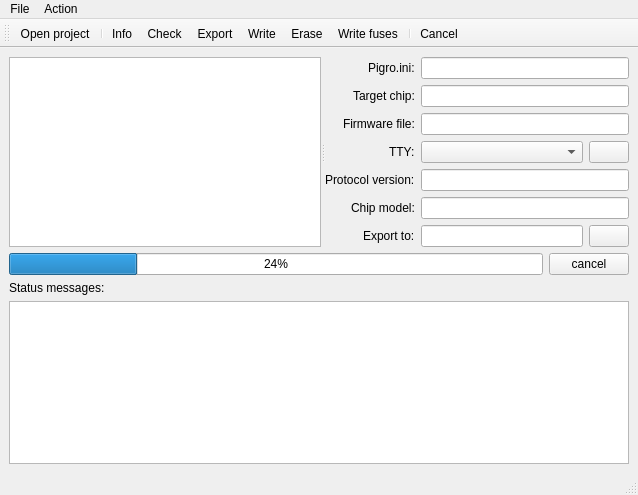
The window that pigro-gui/PigroWindow.ui (zolotov-av/pigro) describes before a commit, drawn with Qt 5.
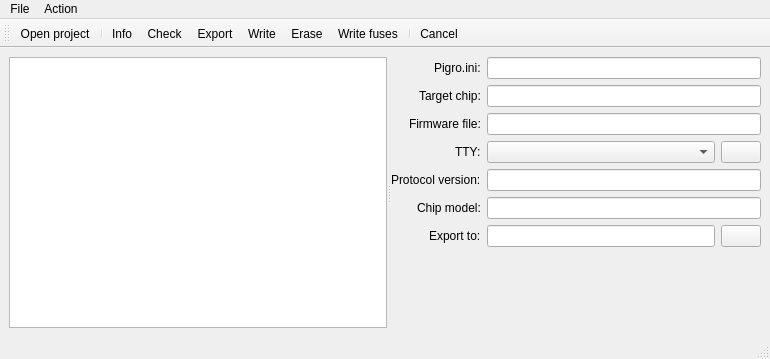
The same window after the commit. Icons and pictures are not drawn.

Diff of the .ui file:
```diff
--- a/pigro-gui/PigroWindow.ui
+++ b/pigro-gui/PigroWindow.ui
@@ -6,8 +6,8 @@
    <rect>
     <x>0</x>
     <y>0</y>
-    <width>638</width>
-    <height>495</height>
+    <width>770</width>
+    <height>359</height>
    </rect>
   </property>
   <property name="windowTitle">
@@ -179,50 +179,6 @@
       </widget>
      </widget>
     </item>
-    <item>
-     <layout class="QHBoxLayout" name="horizontalLayout">
-      <item>
-       <widget class="QProgressBar" name="progressBar">
-        <property name="value">
-         <number>24</number>
-        </property>
-       </widget>
-      </item>
-      <item>
-       <widget class="QPushButton" name="pbCancel">
-        <property name="text">
-         <string>cancel</string>
-        </property>
-        <property name="icon">
-         <iconset resource="PigroGuiResources.qrc">
-          <normaloff>:/pigro-gui/icons/icons8-cancel.png</normaloff>:/pigro-gui/icons/icons8-cancel.png</iconset>
-        </property>
-       </widget>
-      </item>
-     </layout>
-    </item>
-    <item>
-     <widget class="QLabel" name="label_8">
-      <property name="text">
-       <string>Status messages:</string>
-      </property>
-     </widget>
-    </item>
-    <item>
-     <widget class="QPlainTextEdit" name="pteMessages">
-      <property name="sizePolicy">
-       <sizepolicy hsizetype="Expanding" vsizetype="Expanding">
-        <horstretch>0</horstretch>
-        <verstretch>0</verstretch>
-       </sizepolicy>
-      </property>
-      <property name="font">
-       <font>
-        <family>Monospace</family>
-       </font>
-      </property>
-     </widget>
-    </item>
    </layout>
   </widget>
   <widget class="QMenuBar" name="menubar">
@@ -230,7 +186,7 @@
     <rect>
      <x>0</x>
      <y>0</y>
-     <width>638</width>
+     <width>770</width>
      <height>21</height>
     </rect>
    </property>
```
